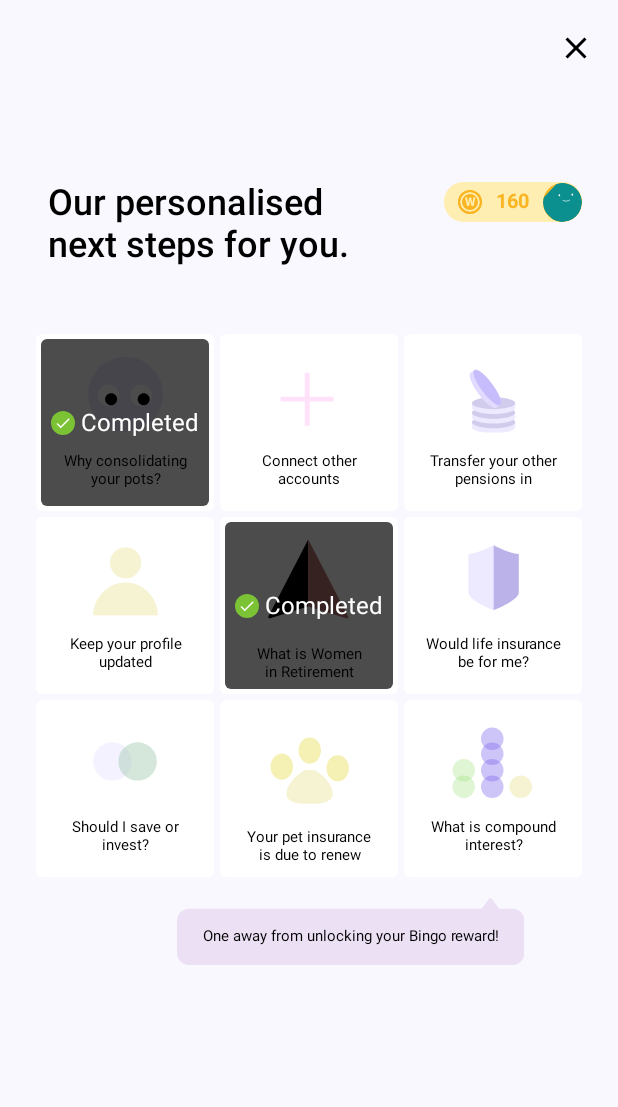
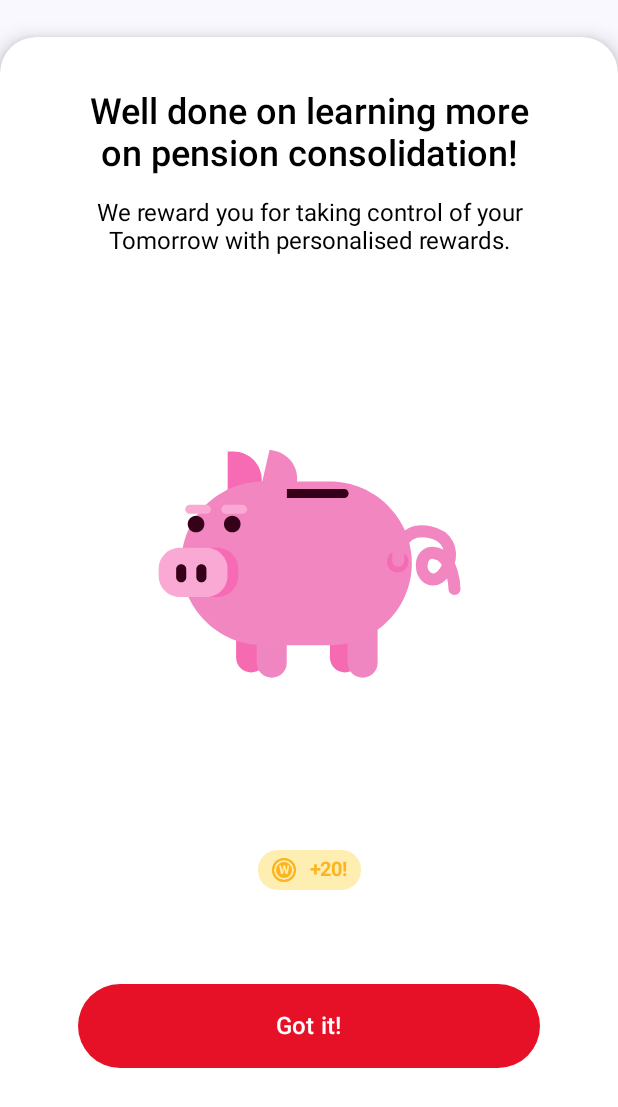
Before and after one commit to usmanzk222/PensionsDemoApp, an Android app built with Jetpack Compose: the BingoScreen screen opened through its navigation route, on a phone screen of 412 x 824 dp. Shown: the top 1107 px of the screen. Run offline under Robolectric (Android 15) with nearby library versions, the phone set to English and light mode, and no system bars; our stand-ins replace Dagger/Hilt's generated code.

Commit message:
Bingo Board Navigation

```diff
--- a/app/src/main/java/com/lbg/pensionsdemo/ui/AppScreens.kt
+++ b/app/src/main/java/com/lbg/pensionsdemo/ui/AppScreens.kt
@@ -9,5 +9,6 @@ enum class AppScreens(val route: String, @StringRes val title: Int) {
     BINGO("bingoRoute", title = R.string.title_greetings),
 
     GREETINGS_HOME("greetingsHome", title = R.string.title_greetings),
-    BINGO_HOME("bingoHome", title = R.string.title_details)
+    BINGO_HOME("bingoHome", title = R.string.title_details),
+    BINGO_BOARD("bingoBoard", title = R.string.title_details)
 }
--- a/app/src/main/java/com/lbg/pensionsdemo/ui/BingoGridData.kt
+++ b/app/src/main/java/com/lbg/pensionsdemo/ui/BingoGridData.kt
@@ -1,6 +1,5 @@
 package com.lbg.pensionsdemo.ui
 
-import androidx.compose.ui.res.stringResource
 import com.lbg.pensionsdemo.R
 
 data class GridItem(
--- a/app/src/main/java/com/lbg/pensionsdemo/ui/BingoScreen.kt
+++ b/app/src/main/java/com/lbg/pensionsdemo/ui/BingoScreen.kt
@@ -25,6 +25,10 @@ import androidx.compose.material3.Icon
 import androidx.compose.material3.MaterialTheme
 import androidx.compose.material3.Text
 import androidx.compose.runtime.Composable
+import androidx.compose.runtime.getValue
+import androidx.compose.runtime.mutableStateOf
+import androidx.compose.runtime.saveable.rememberSaveable
+import androidx.compose.runtime.setValue
 import androidx.compose.ui.Alignment
 import androidx.compose.ui.Modifier
 import androidx.compose.ui.graphics.Color
@@ -40,15 +44,19 @@ import com.lbg.pensionsdemo.ui.theme.Typography
 
 @Composable
 fun BingoScreen(
+    isRewardCardVisible: Boolean,
+    navigateToBingoCellScreen: () -> Unit,
     onCloseClicked: () -> Unit,
-    navigateToBingoCellScreen: () -> Unit,
-    isRewardCardVisible: Boolean
 ) {
+
+    var showPiggyBank:Boolean by rememberSaveable { mutableStateOf(isRewardCardVisible) }
+
+
     Box(
         modifier = Modifier
             .fillMaxSize()
     ) {
-        if (!isRewardCardVisible) {
+        if (!showPiggyBank) {
             // Regular UI when reward card is not visible
             Column(
                 modifier = Modifier
@@ -71,11 +79,13 @@ fun BingoScreen(
         }
 
         // Rewards card positioned at the very bottom
-        if (isRewardCardVisible) {
+        if (showPiggyBank) {
             RewardsCard(
                 modifier = Modifier
                     .align(Alignment.BottomCenter)
-            )
+            ){
+                showPiggyBank = false
+            }
         }
     }
 }
@@ -260,13 +270,13 @@ fun TickCirclePreview() {
 @Preview(showBackground = true)
 @Composable
 fun BingoScreenWithRewardsPreview() {
-    BingoScreen({}, {}, true)
+    BingoScreen(true,{}, {})
 }
 
 @Preview(showBackground = false)
 @Composable
 fun BingoScreenPreview() {
-    BingoScreen({}, {}, false)
+    BingoScreen(false, {}, {})
 }
 
 @Preview(showBackground = false)
--- a/app/src/main/java/com/lbg/pensionsdemo/ui/PensionsDemoApp.kt
+++ b/app/src/main/java/com/lbg/pensionsdemo/ui/PensionsDemoApp.kt
@@ -36,8 +36,7 @@ fun PensionsDemoApp(navigationTarget: String?, navController: NavHostController
     ) { paddingValues ->
         NavHost(navController = navController, startDestination = AppScreens.LANDING.route) {
             composable(AppScreens.LANDING.route) {
-              //  LandingPage(paddingValues)
-                BingoScreen(onCloseClicked = {}, navigateToBingoCellScreen = {}, false)
+                LandingPage(paddingValues)
             }
 
             navigation( route = AppScreens.GREETINGS.route, startDestination = AppScreens.GREETINGS_HOME.route){
@@ -53,9 +52,14 @@ fun PensionsDemoApp(navigationTarget: String?, navController: NavHostController
 
             navigation( route = AppScreens.BINGO.route, startDestination = AppScreens.BINGO_HOME.route){
                 composable(AppScreens.BINGO_HOME.route) {
-                    BingoScreen(onCloseClicked = {}, navigateToBingoCellScreen = {},
-                        isRewardCardVisible = true
-                    )
+                    BingoScreen( isRewardCardVisible = true, navigateToBingoCellScreen = {}){
+                        navController.navigate(AppScreens.LANDING.route)
+                    }
+                }
+                composable(route = AppScreens.BINGO_BOARD.route){
+                    BingoScreen( isRewardCardVisible = false, navigateToBingoCellScreen = {}){
+                        navController.navigate(AppScreens.LANDING.route)
+                    }
                 }
             }
         }
--- a/app/src/main/java/com/lbg/pensionsdemo/ui/RewardsCard.kt
+++ b/app/src/main/java/com/lbg/pensionsdemo/ui/RewardsCard.kt
@@ -26,7 +26,8 @@ import com.lbg.pensionsdemo.ui.theme.LoadLottieAnimation
 import com.lbg.pensionsdemo.ui.theme.SWButton
 
 @Composable
-fun RewardsCard(modifier: Modifier) {
+fun RewardsCard(modifier: Modifier,
+                onGotItClick: () -> Unit) {
     Card(
         modifier = modifier
             .shadow(8.dp, shape = RoundedCornerShape(topStart = 24.dp, topEnd = 24.dp, bottomStart = 0.dp, bottomEnd = 0.dp)),
@@ -56,7 +57,7 @@ fun RewardsCard(modifier: Modifier) {
                 RewardCoinCardAnimation()
             }
 
-            SWButton(onClick = {}, buttonText = stringResource(R.string.got_it_button))
+            SWButton(onClick = onGotItClick, buttonText = stringResource(R.string.got_it_button))
             Spacer(modifier = Modifier.height(60.dp))
         }
     }
@@ -65,5 +66,5 @@ fun RewardsCard(modifier: Modifier) {
 @Preview(showSystemUi = false)
 @Composable
 fun PreviewLargeToastScreen() {
-    RewardsCard(modifier = Modifier)
+    RewardsCard(modifier = Modifier) {}
 }
```
Also changed, not shown: app/src/main/java/com/lbg/pensionsdemo/ui/theme/Components.kt (+2 -5 lines).
